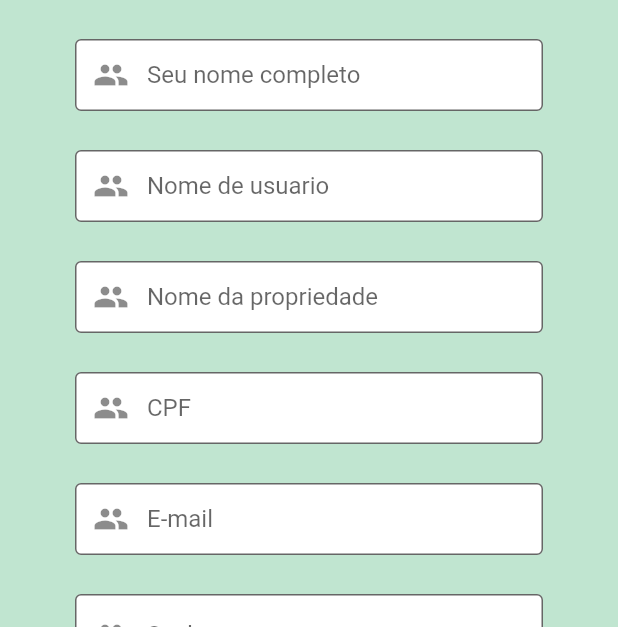
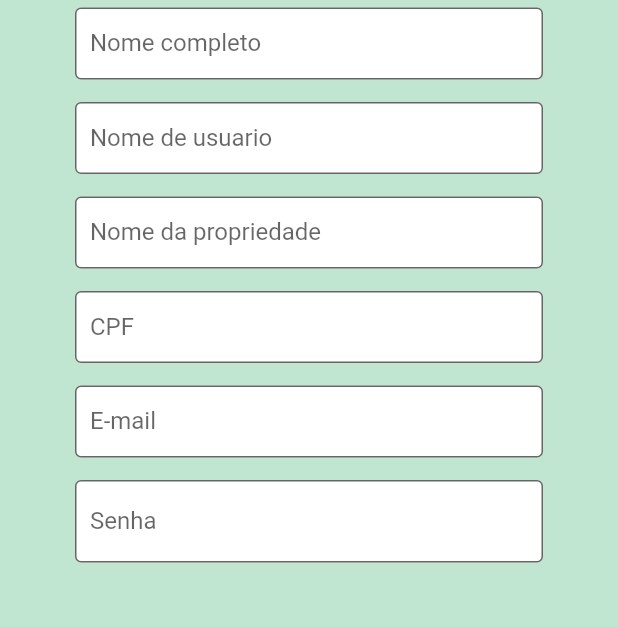
Before and after one commit to bernardovc/irrigacaoautomatica, a Flutter app: the LoginPage screen opened directly, after a tap on "Cadastre-se", on a phone screen of 412 x 824 dp, the part 609-1236 px from its top. Run offline on Flutter 3.47's test engine with Material 2 defaults, Android fonts, the phone set to English and light mode, and no system bars.

Commit message:
Alteração das páginas de Login e Cadastro

```diff
--- a/lib/core/App.dart
+++ b/lib/core/App.dart
@@ -18,7 +18,7 @@ class MyApp extends StatelessWidget {
 
         primarySwatch:  Colors.teal,
       ),
-      home: Dispositivos(),
+      home: LoginPage(),
     );
   }
 }
--- a/lib/modules/cadastro/Pages/cadastroPage.dart
+++ b/lib/modules/cadastro/Pages/cadastroPage.dart
@@ -1,9 +1,11 @@
 import 'package:flutter/material.dart';
 import 'package:flutter/src/foundation/key.dart';
 import 'package:flutter/src/widgets/framework.dart';
+import 'package:trabalhotcc/modules/monitorarGeral/pages/mon_geral.dart';
 import 'package:trabalhotcc/shared/components/botaoTexto.dart';
 
 import '../../../shared/components/campoForm.dart';
+import '../../../shared/components/campoFormLogin.dart';
 import '../controllers/UsuarioController.dart';
 
 class cadastroUsuario extends StatefulWidget {
@@ -31,48 +33,55 @@ class _cadastroUsuarioState extends State<cadastroUsuario> {
               width: 350,
               height: 350,
             ),
-            CampoForm(
-              label: 'Seu nome completo',
-              dica: 'ex: fulano de tal',
+
+            CampoFormLogin(
+              label: 'Nome completo',
+              dica: 'ex.: fulano de tal',
               controller: _controller.nome,
-              legenda: '',
+
             ),
-            CampoForm(
+            CampoFormLogin(
               label: 'Nome de usuario',
-              dica: 'usuario',
+              dica: 'ex.: usuario123',
               controller: _controller.nomeUsu,
-              legenda: '',
             ),
-            CampoForm(
+
+            CampoFormLogin(
               label: 'Nome da propriedade',
-              dica: 'Fazendinha feliz',
+              dica: 'ex.: Fazendinha Feliz',
               controller: _controller.nomeProp,
-              legenda: '',
             ),
-            CampoForm(
+
+            CampoFormLogin(
               label: 'CPF',
-              dica: '123.456.891-70',
+              dica: 'ex.: 123.456.891-70',
               controller: _controller.cpf,
-              legenda: '',
             ),
-            CampoForm(
+
+            CampoFormLogin(
               label: 'E-mail',
-              dica: 'ex: fulanodetal@gmail.com',
+              dica: 'ex.: fulanodetal@gmail.com',
               controller: _controller.email,
               teclado: TextInputType.emailAddress,
-              legenda: '',
             ),
-            CampoForm(
+
+            CampoFormLogin(
               label: 'Senha',
-              dica: '123456',
+              dica: 'ex.: 123456',
               controller: _controller.senha,
               isSenha: true,
-              legenda: '',
             ),
 
             Padding(
-            padding: const EdgeInsets.fromLTRB(50, 20, 20, 0),
-            child: BotaoTexto(tamanhoBotao:Size(100,50),  texto: 'Salvar', funcao: (),)
+            padding: const EdgeInsets.fromLTRB(50, 20, 50, 0),
+            child: BotaoTexto(
+              texto: 'Salvar',
+              tamanhoBotao: Size(80,60),
+              funcao: () {
+                Navigator.pop(context);
+              },
+              corBotao: Colors.green,
+            ),
           ),
           ],
         ),
--- a/lib/modules/dispositivos/pages/disp.dart
+++ b/lib/modules/dispositivos/pages/disp.dart
@@ -65,15 +65,15 @@ class _DispositivosState extends State<Dispositivos> {
 
                             // -------------------------------------------
 
-                            CampoForm(legenda: 'Nome:', controller: _controller.nome, dica: 'Nome fantasia criado pelo Agricultor',),
+                            CampoForm(legenda: 'Nome:', controller: _controller.nome, dica: 'Nome fantasia criado pelo Agricultor'),
 
                             // -------------------------------------------
 
-                            CampoForm(legenda: 'Código:', controller: _controller.codigo, dica: 'Ex. UE-209',),
+                            CampoForm(legenda: 'Código:', controller: _controller.codigo, dica: 'Ex. UE-209'),
 
                             // -------------------------------------------
 
-                            CampoForm(legenda: 'Setor:', controller: _controller.setor, dica: 'Ex. Milho-A3',),
+                            CampoForm(legenda: 'Setor:', controller: _controller.setor, dica: 'Ex. Milho-A3'),
 
                             // Botão adicionar
 
--- a/lib/modules/login/Pages/loginPage.dart
+++ b/lib/modules/login/Pages/loginPage.dart
@@ -1,6 +1,9 @@
 import 'package:flutter/material.dart';
 import 'package:trabalhotcc/modules/Cadastro/Pages/cadastroPage.dart';
+import 'package:trabalhotcc/shared/components/botaoTexto.dart';
+import 'package:trabalhotcc/shared/components/campoFormLogin.dart';
 
+import '../../monitorarGeral/pages/mon_geral.dart';
 import '../Controllers/loginControllers.dart';
 
 class LoginPage extends StatefulWidget {
@@ -25,77 +28,54 @@ class _LoginPageState extends State<LoginPage> {
             width: 350,
             height: 350,
           ),
+
           //EMAIL
+          CampoFormLogin(
+            label: 'Email',
+            controller: _controller.email,
+            dica: 'Ex. exemplo@email.com',
+            teclado: TextInputType.emailAddress,
+            icon: Icon(Icons.mail),
+          ),
+
+          //SENHA
+          CampoFormLogin(
+            label: 'Senha',
+            controller: _controller.senha,
+            dica: 'Ex. 12345678',
+            isSenha: true,
+            icon: Icon(Icons.lock),
+          ),
+
+          //Botão Entrar
           Padding(
-            padding: const EdgeInsets.fromLTRB(50, 20, 20, 0),
-            child: TextFormField(
-              keyboardType: TextInputType.emailAddress,
-              decoration: InputDecoration(
-                  hintText: 'Ex. exemplo@email.com',
-                  label: Text('Email:'),
-                  prefixIcon: Icon(Icons.mail),
-                  border: OutlineInputBorder(),
-                  fillColor: Colors.white,
-                  filled: true),
+            padding: const EdgeInsets.fromLTRB(30, 20, 30, 0),
+            child: BotaoTexto(
+              texto: 'Entrar',
+              funcao: (){
+                final rota = MaterialPageRoute(builder: (context) => const MonitorGeral());
+                Navigator.of(context).push(rota);
+              },
+              tamanhoBotao: Size(150,50),
+              corBotao: Colors.teal,
             ),
           ),
 
-          //SENHA
+          //Botão Cadastrar
           Padding(
-            padding: const EdgeInsets.fromLTRB(50, 20, 20, 0),
-            child: TextFormField(
-              obscureText: mostrarSenha,
-              keyboardType: TextInputType.text,
-              decoration: InputDecoration(
-                  hintText: '12345678',
-                  label: Text('Senha:'),
-                  prefixIcon: Icon(Icons.lock),
-                  fillColor: Colors.white,
-                  filled: true,
-                  suffix: IconButton(
-                    onPressed: () {
-                      setState(() {
-                        mostrarSenha = !mostrarSenha;
-                      });
-                    },
-                    icon: Icon(mostrarSenha == true
-                        ? Icons.visibility_off
-                        : Icons.remove_red_eye_outlined),
-                  ),
-                  border: OutlineInputBorder()),
+            padding: const EdgeInsets.fromLTRB(30, 0, 30, 0),
+            child: BotaoTexto(
+              texto: 'Cadastre-se',
+              funcao: (){
+                 final rota = MaterialPageRoute(builder: (context) => const cadastroUsuario());
+                 Navigator.of(context).push(rota);
+              },
+              tamanhoBotao: Size(150,50),
+              corBotao: Colors.white,
+              corTexto: Colors.teal,
             ),
           ),
 
-          //botão entrar
-          Padding(
-            padding: const EdgeInsets.fromLTRB(50, 20, 20, 0),
-            child: ElevatedButton(
-              onPressed: () {},
-              child: Text(
-                'Entrar',
-                style: TextStyle(color: Colors.white),
-              ),
-              style: ElevatedButton.styleFrom(
-                  primary: Colors.teal, minimumSize: Size(100, 50)),
-            ),
-          ),
-          //botão cadastrar
-          Padding(
-            padding: const EdgeInsets.fromLTRB(50, 20, 20, 0),
-            child: ElevatedButton(
-              onPressed: () {
-                final rota = MaterialPageRoute(
-                    builder: (context) => const cadastroUsuario());
-                Navigator.of(context).push(rota);
-              },
-              child: Text(
-                'Cadastre-se',
-                style: TextStyle(color: Colors.teal),
-              ),
-              style: ElevatedButton.styleFrom(
-                  primary: Colors.white, minimumSize: Size(100, 50)),
-            ),
-          ),
         ],
       ),
     );
--- a/lib/modules/monitorarGeral/pages/mon_geral.dart
+++ b/lib/modules/monitorarGeral/pages/mon_geral.dart
@@ -2,6 +2,7 @@
 
 import 'package:flutter/material.dart';
 import 'package:flutter/widgets.dart';
+import 'package:trabalhotcc/shared/components/botaoTexto.dart';
 
 class MonitorGeral extends StatefulWidget {
   const MonitorGeral({Key? key, String? title}) : super(key: key);
@@ -50,12 +51,12 @@ class _MonitorGeralState extends State<MonitorGeral> {
                     mainAxisAlignment: MainAxisAlignment.end,
                     children: [
                       Padding(
-                        padding: EdgeInsets.fromLTRB(10, 20, 10, 10),
-                        child: ElevatedButton(
-                          onPressed: (){},
-                          child: Text('Detalhar', style: TextStyle(fontSize: 20)),
-                          style: ElevatedButton.styleFrom(primary: Colors.green),
-
+                        padding: EdgeInsets.fromLTRB(10, 0, 10, 0),
+                        child: BotaoTexto(
+                          texto: 'Detalhar',
+                          funcao: () {},
+                          tamanhoBotao: Size (100,50),
+                          corBotao: Colors.teal,
                         )
                       ),
                     ],
@@ -94,12 +95,12 @@ class _MonitorGeralState extends State<MonitorGeral> {
                     mainAxisAlignment: MainAxisAlignment.end,
                     children: [
                       Padding(
-                        padding: EdgeInsets.fromLTRB(10, 20, 10, 10),
-                        child: ElevatedButton(
-                          onPressed: (){},
-                          child: Text('Detalhar', style: TextStyle(fontSize: 20)),
-                          style: ElevatedButton.styleFrom(primary: Colors.green),
-
+                        padding: EdgeInsets.fromLTRB(10, 0, 10, 0),
+                        child: BotaoTexto(
+                          texto: 'Detalhar',
+                          funcao: () {},
+                          tamanhoBotao: Size (100,50),
+                          corBotao: Colors.teal,
                         )
                       ),
                     ],
--- a/lib/shared/components/botaoTexto.dart
+++ b/lib/shared/components/botaoTexto.dart
@@ -2,7 +2,7 @@ import 'package:flutter/material.dart';
 
 class BotaoTexto extends StatefulWidget{
   final String texto;
-  final Function funcao;
+  final VoidCallback funcao;
   final Color? corBotao;
   final Color? corTexto;
   final Size tamanhoBotao;
@@ -41,7 +41,7 @@ class _BotaoTextoState extends State<BotaoTexto>{
           primary: widget.corBotao ?? Colors.white,
           minimumSize: widget.tamanhoBotao,
         ),
-        onPressed: () {widget.funcao;},
+        onPressed: widget.funcao,
       ),
     );
   }
--- a/lib/shared/components/campoForm.dart
+++ b/lib/shared/components/campoForm.dart
@@ -2,7 +2,6 @@ import 'package:flutter/material.dart';
 
 class CampoForm extends StatefulWidget {
   final String legenda;
-  final String label;
   String? dica;
   Color? corForm;
   Color? corLegenda;
@@ -10,11 +9,9 @@ class CampoForm extends StatefulWidget {
   final TextEditingController controller;
   Icon? icon;
   bool? senha;
-  bool? isSenha;
 
   CampoForm(
       {Key? key,
-      required this.label,
       required this.legenda,
       this.dica,
       this.corForm,
@@ -22,7 +19,6 @@ class CampoForm extends StatefulWidget {
       this.teclado,
       required this.controller,
       this.icon,
-      this.isSenha,
       this.senha})
       : super(key: key);
 
@@ -31,51 +27,31 @@ class CampoForm extends StatefulWidget {
 }
 
 class _TextFomFieldState extends State<CampoForm> {
-  bool mostrarSenha = false;
-  bool CampodeSenha() {
-    return widget.isSenha ?? false;
-  }
-
   @override
   Widget build(BuildContext context) {
     return Padding(
-      padding: const EdgeInsets.fromLTRB(50, 5, 50, 0),
+      padding: const EdgeInsets.fromLTRB(0, 0, 0, 20),
       child: Column(
         mainAxisAlignment: MainAxisAlignment.start,
         crossAxisAlignment: CrossAxisAlignment.start,
         children: [
           Padding(
-            padding: const EdgeInsets.fromLTRB(50, 5, 50, 0),
+            padding: const EdgeInsets.fromLTRB(0, 0, 0, 5),
             child: Text(widget.legenda,
               style: TextStyle(
                 fontWeight: FontWeight.bold, color: widget.corLegenda)),
           ),
           TextFormField(
-              obscureText: mostrarSenha,
+            obscureText: widget.senha ?? false,
             keyboardType: widget.teclado ?? TextInputType.text,
             controller: widget.controller,
             decoration: InputDecoration(
               hintText: widget.dica ?? '',
-                  label: Text(widget.label),
-                  prefixIcon: Icon(Icons.people),
+              prefixIcon: widget.icon,
               fillColor: widget.corForm ?? Colors.white,
               filled: true,
-                  contentPadding: const EdgeInsets.fromLTRB(0, 0, 0, 7),
-                  border: OutlineInputBorder(),
-                  suffix: CampodeSenha()
-                      ? IconButton(
-                          onPressed: () {
-                            setState(() {
-                              mostrarSenha = !mostrarSenha;
-                            });
-                          },
-                          icon: Icon(
-                            mostrarSenha == true
-                                ? Icons.visibility_off
-                                : Icons.remove_red_eye_outlined,
+              border: OutlineInputBorder(),)
           ),
-                        )
-                      : null))
         ],
       ),
     );
--- /dev/null
+++ b/lib/shared/components/campoFormLogin.dart
@@ -0,0 +1,73 @@
+import 'package:flutter/material.dart';
+
+class CampoFormLogin extends StatefulWidget {
+  final String label;
+  String? dica;
+  Color? corForm;
+  Color? corLegenda;
+  TextInputType? teclado;
+  final TextEditingController controller;
+  Icon? icon;
+  bool? isSenha;
+
+  CampoFormLogin(
+      {Key? key,
+      required this.label,
+      this.dica,
+      this.corForm,
+      this.corLegenda,
+      this.teclado,
+      required this.controller,
+      this.icon,
+      this.isSenha,})
+      : super(key: key);
+
+  @override
+  State<CampoFormLogin> createState() => _TextFormFieldState();
+}
+
+class _TextFormFieldState extends State<CampoFormLogin> {
+  bool mostrarSenha = false;
+  bool CampodeSenha() {
+    return widget.isSenha ?? false;
+  }
+
+  @override
+  Widget build(BuildContext context) {
+    return Padding(
+      padding: const EdgeInsets.fromLTRB(50, 5, 50, 10),
+      child: Column(
+        mainAxisAlignment: MainAxisAlignment.start,
+        crossAxisAlignment: CrossAxisAlignment.start,
+        children: [
+          TextFormField(
+              obscureText: mostrarSenha,
+              keyboardType: widget.teclado ?? TextInputType.text,
+              controller: widget.controller,
+              decoration: InputDecoration(
+                  hintText: widget.dica ?? '',
+                  label: Text(widget.label),
+                  prefixIcon: widget.icon,
+                  fillColor: widget.corForm ?? Colors.white,
+                  filled: true,
+                  contentPadding: const EdgeInsets.fromLTRB(10, 0, 0, 7),
+                  border: OutlineInputBorder(),
+                  suffix: CampodeSenha()
+                      ? IconButton(
+                          onPressed: () {
+                            setState(() {
+                              mostrarSenha = !mostrarSenha;
+                            });
+                          },
+                          icon: Icon(
+                            mostrarSenha == true
+                                ? Icons.visibility_off
+                                : Icons.remove_red_eye_outlined,
+                          ),
+                        )
+                      : null))
+        ],
+      ),
+    );
+  }
+}
```
Lines whose indentation alone changed are shown as unchanged.
